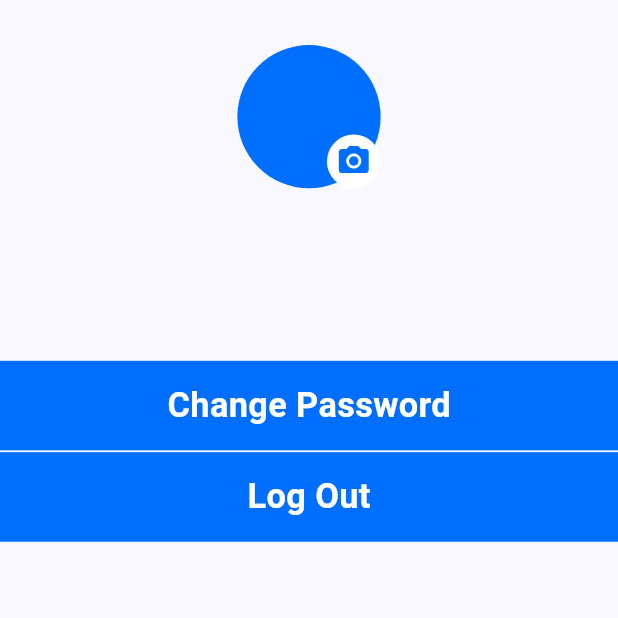
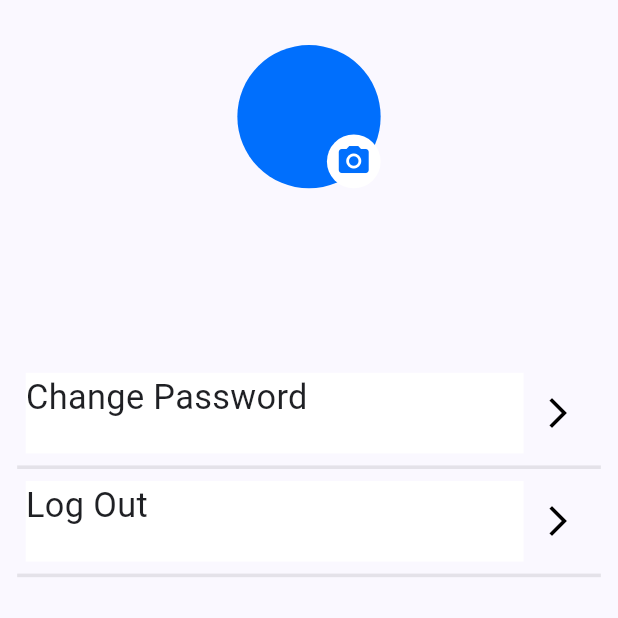
Before and after one commit to medsnok7/mobileAppCon, a Flutter app: the ProfileView screen opened by its route, on a phone screen of 412 x 824 dp, the top half of it. Run offline on Flutter 3.47's test engine with Material 2 defaults, Android fonts, the phone set to English and light mode, and no system bars; our stand-ins replace firebase_auth, firebase_core, flutter_bloc, flutter_screenutil, get, pdf and 3 more; missing offline and left inert: scroll_to_hide; accounts and stored records are empty.

Commit message:
shopping mobile app

```diff
--- a/lib/home/explore/explore_tools.dart
+++ b/lib/home/explore/explore_tools.dart
@@ -143,7 +143,10 @@ AppBar customAppBar(BuildContext context) {
         ),
       ),
       backgroundColor: AppColors.backgroundColor,
-      title: Text(FirebaseAuth.instance.currentUser!.displayName ?? "Unknown"),
+      title: Text(
+        FirebaseAuth.instance.currentUser!.displayName ?? "Unknown",
+        style: const TextStyle(fontWeight: AppFontWeights.titleFW),
+      ),
       actions: [
         Padding(
           padding: const EdgeInsets.all(15.0),
--- a/lib/home/profile/profile.dart
+++ b/lib/home/profile/profile.dart
@@ -76,18 +76,54 @@ class _ProfileViewState extends State<ProfileView> {
                   ),
                 ),
                 const SizedBox(height: 50),
+                Padding(
+                  padding: const EdgeInsets.all(8.0),
+                  child: Row(
+                    crossAxisAlignment: CrossAxisAlignment.center,
+                    mainAxisAlignment: MainAxisAlignment.start,
+                    children: [
                       appButton(
                           "Change Password",
-                    AppColors.themeColor,
+                          AppColors.backgroundColor,
                           AppColors.titleColor,
                           Colors.transparent,
-                    360.w,
-                    50.h,
+                          290.w,
+                          45.h,
                           0,
                           () {}),
-                SizedBox(height: 1.h),
-                appButton("Log Out", AppColors.themeColor, AppColors.titleColor,
-                    Colors.transparent, 360.w, 50.h, 0, () async {
+                      Container(
+                        height: 40.h,
+                        width: 40.w,
+                        decoration: BoxDecoration(
+                            borderRadius: BorderRadius.circular(20.h)),
+                        child: const Icon(
+                          Icons.arrow_forward_ios,
+                          color: AppColors.textColor,
+                        ),
+                      )
+                    ],
+                  ),
+                ),
+                Container(
+                  height: 2.h,
+                  width: 340.w,
+                  color: AppColors.titleColor.withOpacity(0.1),
+                ),
+                Padding(
+                  padding: const EdgeInsets.all(8.0),
+                  child: Row(
+                    crossAxisAlignment: CrossAxisAlignment.center,
+                    mainAxisAlignment: MainAxisAlignment.start,
+                    children: [
+                      appButton(
+                        "Log Out",
+                        AppColors.backgroundColor,
+                        AppColors.titleColor,
+                        Colors.transparent,
+                        290.w,
+                        45.h,
+                        0,
+                        () async {
                           try {
                             await FirebaseAuth.instance.signOut();
                             Get.to(() => const SignInView(),
@@ -95,7 +131,26 @@ class _ProfileViewState extends State<ProfileView> {
                           } catch (e) {
                             print(e);
                           }
-                }),
+                        },
+                      ),
+                      Container(
+                        height: 40.h,
+                        width: 40.w,
+                        decoration: BoxDecoration(
+                            borderRadius: BorderRadius.circular(20.h)),
+                        child: const Icon(
+                          Icons.arrow_forward_ios,
+                          color: AppColors.textColor,
+                        ),
+                      )
+                    ],
+                  ),
+                ),
+                Container(
+                  height: 2.h,
+                  width: 340.w,
+                  color: AppColors.titleColor.withOpacity(0.1),
+                ),
               ],
             ),
             Expanded(child: Container()),
--- a/lib/style/font_weights.dart
+++ b/lib/style/font_weights.dart
@@ -7,5 +7,5 @@ class AppFontWeights {
   static const FontWeight priceFW = FontWeight.w800;
   static const FontWeight descriptionFW = FontWeight.w400;
   static const FontWeight numberFW = FontWeight.w900;
-  static const FontWeight buttonTextFW = FontWeight.w600;
+  static const FontWeight buttonTextFW = FontWeight.w400;
 }
--- a/lib/tools/widgets.dart
+++ b/lib/tools/widgets.dart
@@ -1,4 +1,3 @@
-
 import 'tool_exports.dart';
 
 AppBar appBarWidget(String text, double size, Color color) {
@@ -177,14 +176,12 @@ Widget appButton(
         color: color,
         borderRadius: BorderRadius.circular(borderRadius),
       ),
-      child: Center(
-        child: Text(
-          textButton,
-          style: TextStyle(
-              color: AppColors.buttonTextColor,
-              fontWeight: AppFontWeights.buttonTextFW,
-              fontSize: AppSizes.buttonTextSize),
-        ),
+      child: Text(
+        textButton,
+        style: TextStyle(
+            color: textColor,
+            fontWeight: AppFontWeights.buttonTextFW,
+            fontSize: AppSizes.buttonTextSize),
       ),
     ),
   );
```
Also changed, not shown: lib/db/DBHelper/db_helper.dart (+0 -10 lines), lib/home/cart/cart.dart (+11 -10 lines), lib/signin/sign_in_view.dart (+33 -15 lines), lib/signup/sign_up_view.dart (+16 -29 lines), assets/icons/login.png (added), lib/firebase_options.dart, 3 other files. Lines whose indentation alone changed are shown as unchanged.
